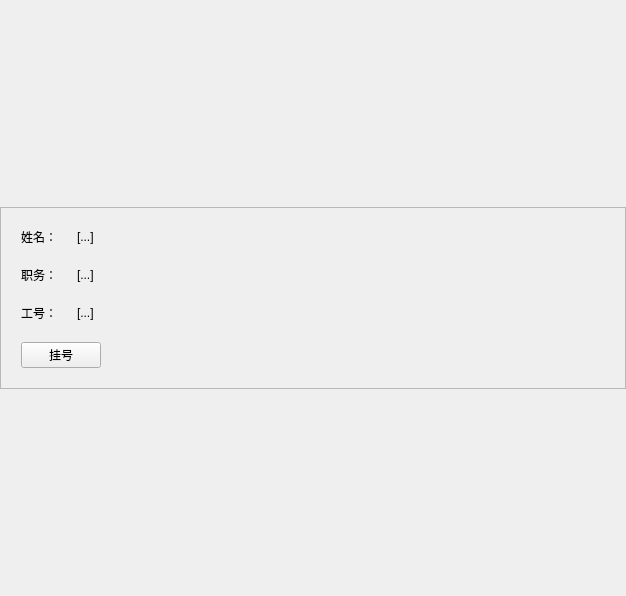
Above: client/patient/doctorcard.ui from laonuo2004/cpp-qt-medical-system before the change. Below: the same form after it.
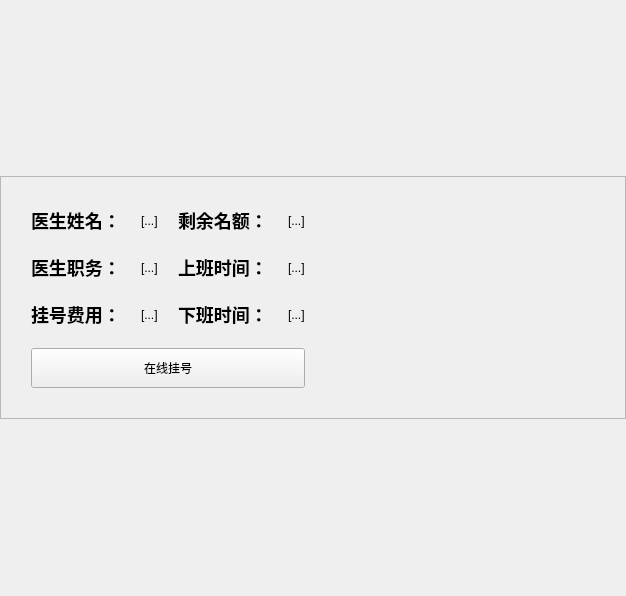
That is the form after the change. Icons and pictures are not drawn.

The edit to the form file:
```diff
--- a/client/patient/doctorcard.ui
+++ b/client/patient/doctorcard.ui
@@ -51,37 +51,91 @@
      </property>
      <layout class="QHBoxLayout" name="horizontalLayout">
       <property name="spacing">
-       <number>20</number>
+       <number>10</number>
       </property>
       <property name="leftMargin">
-       <number>20</number>
+       <number>30</number>
       </property>
       <property name="topMargin">
-       <number>20</number>
+       <number>30</number>
       </property>
       <property name="rightMargin">
-       <number>20</number>
+       <number>30</number>
       </property>
       <property name="bottomMargin">
-       <number>20</number>
+       <number>30</number>
       </property>
       <item>
        <layout class="QVBoxLayout" name="verticalLayout_2">
+        <property name="spacing">
+         <number>20</number>
+        </property>
         <item>
-         <layout class="QFormLayout" name="formLayout">
-          <property name="formAlignment">
-           <set>Qt::AlignLeading|Qt::AlignLeft|Qt::AlignVCenter</set>
-          </property>
-          <property name="horizontalSpacing">
+         <layout class="QGridLayout" name="gridLayout">
+          <property name="spacing">
            <number>20</number>
           </property>
-          <property name="verticalSpacing">
-           <number>20</number>
-          </property>
+          <item row="1" column="0">
+           <widget class="QLabel" name="ShowText_2">
+            <property name="font">
+             <font>
+              <family>Microsoft YaHei</family>
+              <pointsize>-1</pointsize>
+              <weight>75</weight>
+              <bold>true</bold>
+             </font>
+            </property>
+            <property name="styleSheet">
+             <string notr="true">font-family: &quot;Microsoft YaHei&quot;, &quot;Segoe UI&quot;, &quot;Arial&quot;, sans-serif;
+font-size: 18px;</string>
+            </property>
+            <property name="text">
+             <string>医生职务：</string>
+            </property>
+           </widget>
+          </item>
+          <item row="0" column="2">
+           <widget class="QLabel" name="label">
+            <property name="font">
+             <font>
+              <family>Microsoft YaHei</family>
+              <pointsize>-1</pointsize>
+              <weight>75</weight>
+              <bold>true</bold>
+             </font>
+            </property>
+            <property name="styleSheet">
+             <string notr="true">font-family: &quot;Microsoft YaHei&quot;, &quot;Segoe UI&quot;, &quot;Arial&quot;, sans-serif;
+font-size: 18px;</string>
+            </property>
+            <property name="text">
+             <string>剩余名额：</string>
+            </property>
+           </widget>
+          </item>
           <item row="0" column="0">
            <widget class="QLabel" name="ShowText_1">
+            <property name="font">
+             <font>
+              <family>Microsoft YaHei</family>
+              <pointsize>-1</pointsize>
+              <weight>75</weight>
+              <bold>true</bold>
+             </font>
+            </property>
+            <property name="styleSheet">
+             <string notr="true">font-family: &quot;Microsoft YaHei&quot;, &quot;Segoe UI&quot;, &quot;Arial&quot;, sans-serif;
+font-size: 18px;</string>
+            </property>
             <property name="text">
-             <string>姓名：</string>
+             <string>医生姓名：</string>
+            </property>
+           </widget>
+          </item>
+          <item row="2" column="1">
+           <widget class="QLabel" name="idInput">
+            <property name="text">
+             <string>[...]</string>
             </property>
            </widget>
           </item>
@@ -92,29 +146,86 @@
             </property>
            </widget>
           </item>
-          <item row="1" column="0">
-           <widget class="QLabel" name="ShowText_2">
+          <item row="2" column="2">
+           <widget class="QLabel" name="label_3">
+            <property name="font">
+             <font>
+              <family>Microsoft YaHei</family>
+              <pointsize>-1</pointsize>
+              <weight>75</weight>
+              <bold>true</bold>
+             </font>
+            </property>
+            <property name="styleSheet">
+             <string notr="true">font-family: &quot;Microsoft YaHei&quot;, &quot;Segoe UI&quot;, &quot;Arial&quot;, sans-serif;
+font-size: 18px;</string>
+            </property>
             <property name="text">
-             <string>职务：</string>
+             <string>下班时间：</string>
             </property>
            </widget>
           </item>
-          <item row="1" column="1">
-           <widget class="QLabel" name="jobInput">
+          <item row="1" column="2">
+           <widget class="QLabel" name="label_2">
+            <property name="font">
+             <font>
+              <family>Microsoft YaHei</family>
+              <pointsize>-1</pointsize>
+              <weight>75</weight>
+              <bold>true</bold>
+             </font>
+            </property>
+            <property name="styleSheet">
+             <string notr="true">font-family: &quot;Microsoft YaHei&quot;, &quot;Segoe UI&quot;, &quot;Arial&quot;, sans-serif;
+font-size: 18px;</string>
+            </property>
             <property name="text">
-             <string>[...]</string>
+             <string>上班时间：</string>
             </property>
            </widget>
           </item>
           <item row="2" column="0">
            <widget class="QLabel" name="ShowText_3">
+            <property name="font">
+             <font>
+              <family>Microsoft YaHei</family>
+              <pointsize>-1</pointsize>
+              <weight>75</weight>
+              <bold>true</bold>
+             </font>
+            </property>
+            <property name="styleSheet">
+             <string notr="true">font-family: &quot;Microsoft YaHei&quot;, &quot;Segoe UI&quot;, &quot;Arial&quot;, sans-serif;
+font-size: 18px;</string>
+            </property>
             <property name="text">
-             <string>工号：</string>
+             <string>挂号费用：</string>
             </property>
            </widget>
           </item>
-          <item row="2" column="1">
-           <widget class="QLabel" name="idInput">
+          <item row="1" column="1">
+           <widget class="QLabel" name="jobInput">
+            <property name="text">
+             <string>[...]</string>
+            </property>
+           </widget>
+          </item>
+          <item row="0" column="3">
+           <widget class="QLabel" name="restInput">
+            <property name="text">
+             <string>[...]</string>
+            </property>
+           </widget>
+          </item>
+          <item row="1" column="3">
+           <widget class="QLabel" name="workTimeInput">
+            <property name="text">
+             <string>[...]</string>
+            </property>
+           </widget>
+          </item>
+          <item row="2" column="3">
+           <widget class="QLabel" name="departmentInput">
             <property name="text">
              <string>[...]</string>
             </property>
@@ -123,11 +234,21 @@
          </layout>
         </item>
         <item>
-         <widget class="QPushButton" name="DetailBtn">
-          <property name="text">
-           <string>挂号</string>
-          </property>
-         </widget>
+         <layout class="QHBoxLayout" name="horizontalLayout_2">
+          <item>
+           <widget class="QPushButton" name="DetailBtn">
+            <property name="styleSheet">
+             <string notr="true">padding: 10px 40px;</string>
+            </property>
+            <property name="text">
+             <string>在线挂号</string>
+            </property>
+            <property name="class" stdset="0">
+             <string>lightblue</string>
+            </property>
+           </widget>
+          </item>
+         </layout>
         </item>
        </layout>
       </item>
```
